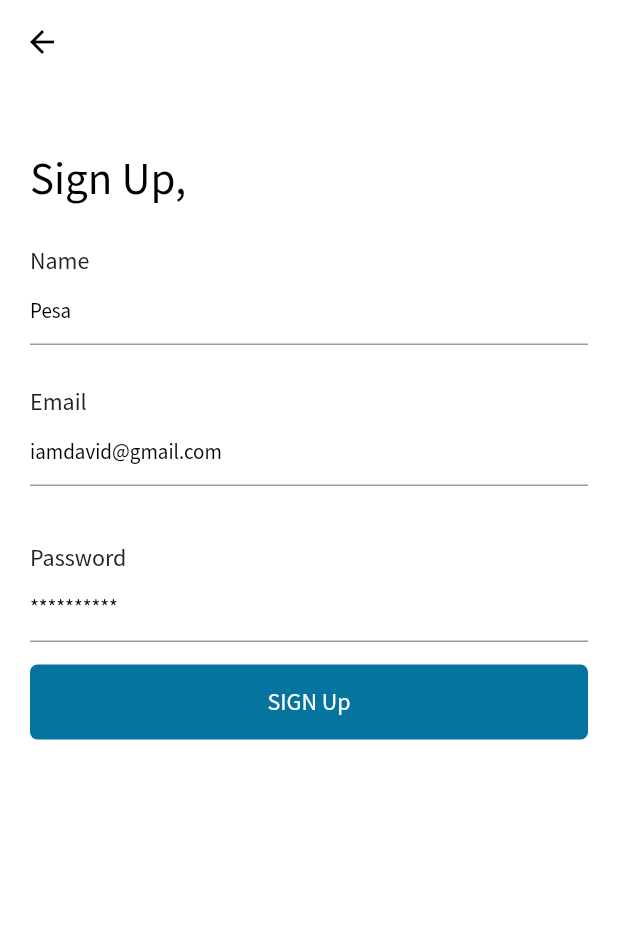
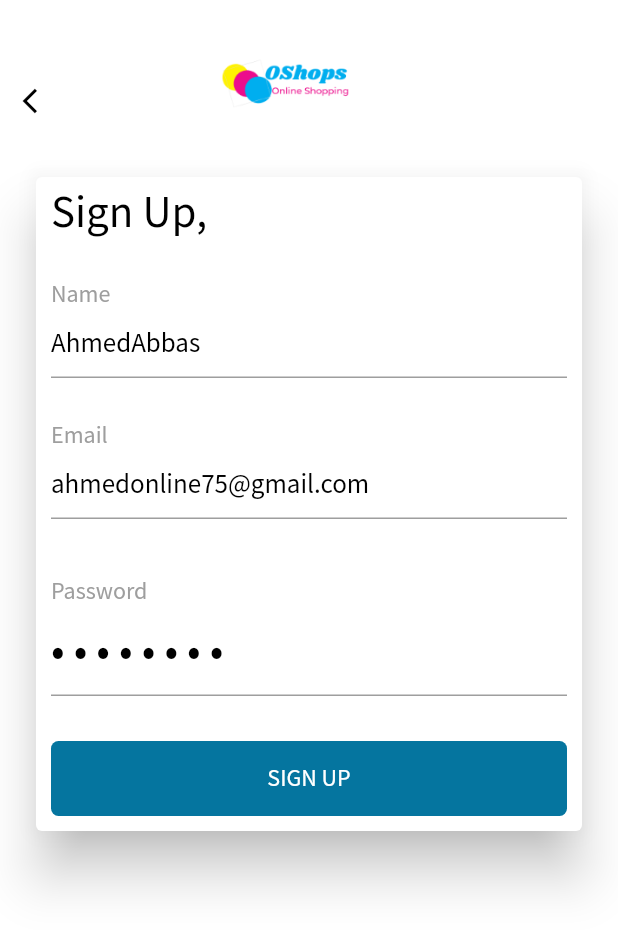
Before and after one commit to Gamer477/ecommerceapp, a Flutter app: the screen it shows after launch, after a tap on "Sign Up", on a phone screen of 412 x 824 dp. Shown: the top 930 px of the screen. Run offline on Flutter 3.47's test engine with Material 2 defaults, Android fonts, the phone set to English and light mode, and no system bars; our stand-ins replace cloud_firestore, firebase_auth, firebase_core, get, google_sign_in; missing offline and left inert: flutter_facebook_auth; accounts and stored records are empty.

```diff
--- a/lib/view/auth/login_view.dart
+++ b/lib/view/auth/login_view.dart
@@ -42,6 +42,7 @@ class LoginView extends GetWidget<AuthViewModel> {
                   ),
                 ),
                 Card(
+                  elevation: 15,
                   color: Color(0xFFFFFFFF),
                   child: Container(
                     padding: EdgeInsets.all(15),
@@ -81,6 +82,7 @@ class LoginView extends GetWidget<AuthViewModel> {
                         CustomTextFormField(
                           text: 'Email',
                           hint: 'ahmedonline75@gmail.com',
+                          hintsize: 16,
                           onSave: (value) {
                             controller.email = value;
                           },
--- a/lib/view/auth/register_view.dart
+++ b/lib/view/auth/register_view.dart
@@ -12,31 +12,78 @@ class RegisterView extends GetWidget<AuthViewModel> {
   @override
   Widget build(BuildContext context) {
     return Scaffold(
-      backgroundColor: Colors.white,
-      appBar: AppBar(
-        backgroundColor: Colors.white,
-        elevation: 0.0,
-        leading: GestureDetector(
+      backgroundColor: Color(0xFFFFFFFF),
+      // appBar: AppBar(
+      //   backgroundColor: Colors.white,
+      //   elevation: 0.0,
+      //   leading: GestureDetector(
+      //     onTap: () {
+      //       Get.off(LoginView());
+      //     },
+      //     child: Padding(
+      //       padding: const EdgeInsets.only(top: 20.0, left: 5),
+      //       child: Icon(
+      //         Icons.arrow_back_ios,
+      //         color: Colors.black,
+      //         size: 20,
+      //       ),
+      //     ),
+      //   ),
+      // ),
+      body: SafeArea(
+        child: SingleChildScrollView(
+          child: Column(
+            children: [
+              Row(
+                mainAxisAlignment: MainAxisAlignment.spaceBetween,
+                children: [
+                  Padding(
+                    padding: EdgeInsets.only(left: 10.0),
+                    child: GestureDetector(
                       onTap: () {
                         Get.off(LoginView());
                       },
+                      child: Padding(
+                        padding: const EdgeInsets.only(top: 20.0, left: 5),
                         child: Icon(
-              Icons.arrow_back,
+                          Icons.arrow_back_ios,
                           color: Colors.black,
-            )),
+                          size: 20,
                         ),
-      body: Padding(
+                      ),
+                    ),
+                  ),
+                  Container(
+                    width: 113,
+                    height: 114,
+                    child: Image.asset(
+                      'assets/images/logo.png',
+                      fit: BoxFit.contain,
+                    ),
+                  ),
+                  Padding(
+                    padding: const EdgeInsets.only(right: 50.0),
+                    child: SizedBox(),
+                  ),
+                ],
+              ),
+              Padding(
                 padding: const EdgeInsets.only(
-          top: 50,
                   right: 20,
                   left: 20,
                 ),
                 child: Form(
                   key: _formKey,
+                  child: Card(
+                    elevation: 15,
+                    color: Color(0xFFFFFFFF),
+                    child: Container(
+                      padding: EdgeInsets.all(10),
                       child: Column(
                         children: [
                           CustomText(
                             text: "Sign Up,",
+                            fontWeight: FontWeight.w500,
                             fontSize: 30,
                           ),
                           SizedBox(
@@ -44,7 +91,8 @@ class RegisterView extends GetWidget<AuthViewModel> {
                           ),
                           CustomTextFormField(
                             text: 'Name',
-                hint: 'Pesa',
+                            hint: 'AhmedAbbas',
+                            hintsize: 18,
                             onSave: (value) {
                               controller.name = value;
                             },
@@ -58,8 +106,9 @@ class RegisterView extends GetWidget<AuthViewModel> {
                             height: 30,
                           ),
                           CustomTextFormField(
+                            hintsize: 18,
                             text: 'Email',
-                hint: 'iamdavid@gmail.com',
+                            hint: 'ahmedonline75@gmail.com',
                             onSave: (value) {
                               controller.email = value;
                             },
@@ -74,7 +123,8 @@ class RegisterView extends GetWidget<AuthViewModel> {
                           ),
                           CustomTextFormField(
                             text: 'Password',
-                hint: '**********',
+                            hint: '• • • • • • • •',
+                            hintsize: 30,
                             onSave: (value) {
                               controller.password = value;
                             },
@@ -85,7 +135,7 @@ class RegisterView extends GetWidget<AuthViewModel> {
                             },
                           ),
                           SizedBox(
-                height: 15,
+                            height: 30,
                           ),
                           CustomButton(
                             onPress: () {
@@ -95,10 +145,13 @@ class RegisterView extends GetWidget<AuthViewModel> {
                                 controller.createAccountWithEmailAndPassword();
                               }
                             },
-                text: 'SIGN Up',
+                            text: 'SIGN UP',
                           ),
-              SizedBox(
-                height: 40,
+                        ],
+                      ),
+                    ),
+                  ),
+                ),
               ),
             ],
           ),
--- a/lib/view/widgets/custom_text_form_field.dart
+++ b/lib/view/widgets/custom_text_form_field.dart
@@ -27,7 +27,7 @@ class CustomTextFormField extends StatelessWidget {
           CustomText(
             text: text,
             fontSize: 16,
-            color: Colors.grey.shade900,
+            color: Colors.grey,
           ),
           TextFormField(
             onSaved: onSave,
```
Lines whose indentation alone changed are shown as unchanged.
